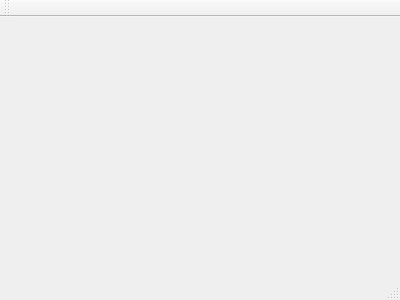
Before: the Qt Designer form src/wavegen.ui in kb1p/WaveGen, drawn with Qt 5.
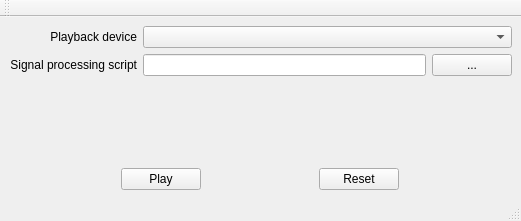
After: the same form once the commit is applied.

```diff
--- a/src/wavegen.ui
+++ b/src/wavegen.ui
@@ -6,15 +6,121 @@
    <rect>
     <x>0</x>
     <y>0</y>
-    <width>400</width>
-    <height>300</height>
+    <width>521</width>
+    <height>221</height>
    </rect>
   </property>
+  <property name="sizePolicy">
+   <sizepolicy hsizetype="Preferred" vsizetype="Preferred">
+    <horstretch>0</horstretch>
+    <verstretch>0</verstretch>
+   </sizepolicy>
+  </property>
   <property name="windowTitle">
    <string>WaveGen</string>
   </property>
-  <widget class="QWidget" name="centralWidget"/>
-  <widget class="QMenuBar" name="menuBar"/>
+  <widget class="QWidget" name="centralWidget">
+   <property name="sizePolicy">
+    <sizepolicy hsizetype="Preferred" vsizetype="Preferred">
+     <horstretch>0</horstretch>
+     <verstretch>0</verstretch>
+    </sizepolicy>
+   </property>
+   <layout class="QGridLayout" name="gridLayout">
+    <item row="1" column="0">
+     <widget class="QLabel" name="label_2">
+      <property name="text">
+       <string>Signal processing script</string>
+      </property>
+      <property name="alignment">
+       <set>Qt::AlignRight|Qt::AlignTrailing|Qt::AlignVCenter</set>
+      </property>
+     </widget>
+    </item>
+    <item row="1" column="1">
+     <widget class="QLineEdit" name="txtScriptPath"/>
+    </item>
+    <item row="0" column="1" colspan="2">
+     <widget class="QComboBox" name="cbxDevice"/>
+    </item>
+    <item row="3" column="0" colspan="3">
+     <layout class="QHBoxLayout" name="horizontalLayout" stretch="0,0">
+      <property name="sizeConstraint">
+       <enum>QLayout::SetDefaultConstraint</enum>
+      </property>
+      <item>
+       <widget class="QPushButton" name="btnPlay">
+        <property name="sizePolicy">
+         <sizepolicy hsizetype="Fixed" vsizetype="Fixed">
+          <horstretch>0</horstretch>
+          <verstretch>0</verstretch>
+         </sizepolicy>
+        </property>
+        <property name="text">
+         <string>Play</string>
+        </property>
+        <property name="checkable">
+         <bool>true</bool>
+        </property>
+       </widget>
+      </item>
+      <item>
+       <widget class="QPushButton" name="btnReset">
+        <property name="sizePolicy">
+         <sizepolicy hsizetype="Fixed" vsizetype="Fixed">
+          <horstretch>0</horstretch>
+          <verstretch>0</verstretch>
+         </sizepolicy>
+        </property>
+        <property name="text">
+         <string>Reset</string>
+        </property>
+       </widget>
+      </item>
+     </layout>
+    </item>
+    <item row="1" column="2">
+     <widget class="QPushButton" name="btnBrowseScript">
+      <property name="text">
+       <string>...</string>
+      </property>
+     </widget>
+    </item>
+    <item row="0" column="0">
+     <widget class="QLabel" name="label">
+      <property name="text">
+       <string>Playback device</string>
+      </property>
+      <property name="alignment">
+       <set>Qt::AlignRight|Qt::AlignTrailing|Qt::AlignVCenter</set>
+      </property>
+     </widget>
+    </item>
+    <item row="2" column="0" colspan="3">
+     <spacer name="verticalSpacer">
+      <property name="orientation">
+       <enum>Qt::Vertical</enum>
+      </property>
+      <property name="sizeHint" stdset="0">
+       <size>
+        <width>20</width>
+        <height>40</height>
+       </size>
+      </property>
+     </spacer>
+    </item>
+   </layout>
+  </widget>
+  <widget class="QMenuBar" name="menuBar">
+   <property name="geometry">
+    <rect>
+     <x>0</x>
+     <y>0</y>
+     <width>521</width>
+     <height>22</height>
+    </rect>
+   </property>
+  </widget>
   <widget class="QToolBar" name="mainToolBar">
    <attribute name="toolBarArea">
     <enum>TopToolBarArea</enum>
```
